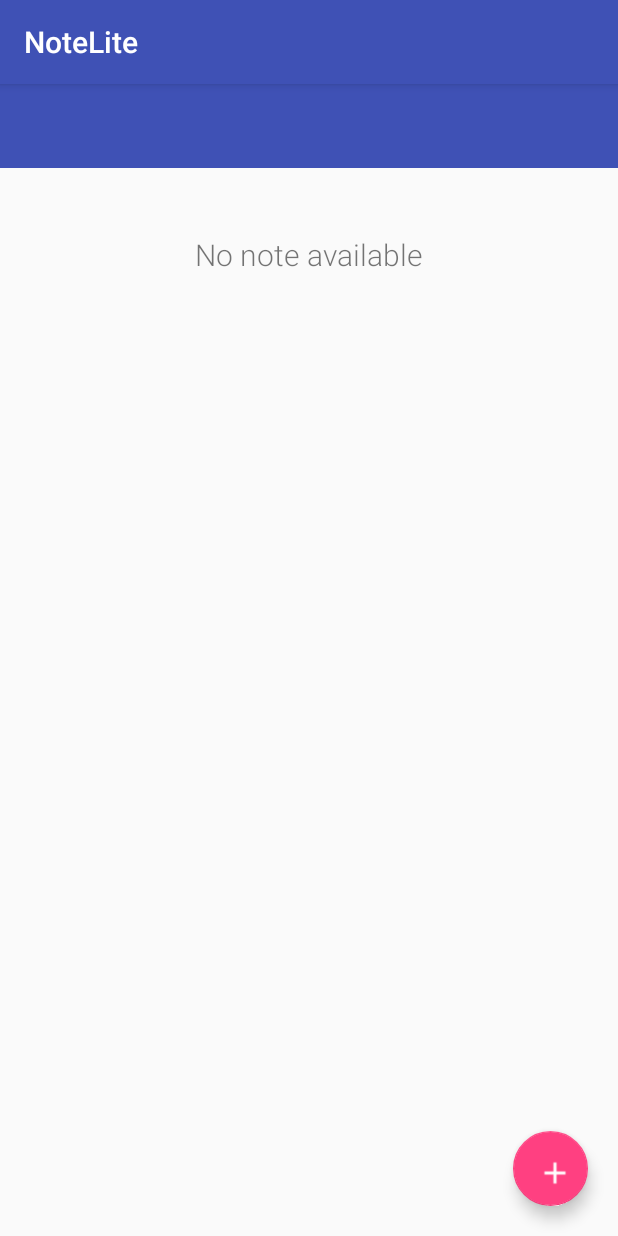
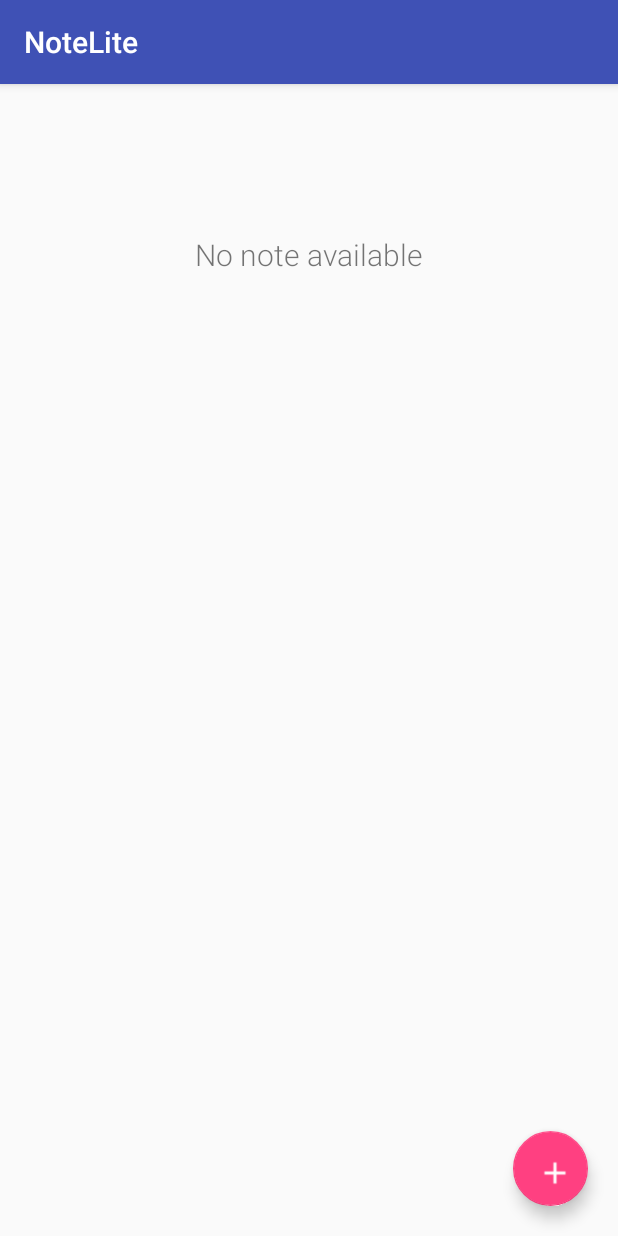
Before and after one commit to sphinx1991/NoteLite, an Android app: the screen it shows after launch (MainActivity), on a phone screen of 412 x 824 dp. Run offline under Robolectric (Android 15) with nearby library versions, the phone set to English and light mode, and no system bars; 2 statements that could not run were skipped.

```diff
--- a/app/src/main/java/com/ar/sphinx/notelite/MainActivity.java
+++ b/app/src/main/java/com/ar/sphinx/notelite/MainActivity.java
@@ -1,13 +1,56 @@
 package com.ar.sphinx.notelite;
 
+import android.support.design.widget.FloatingActionButton;
 import android.support.v7.app.AppCompatActivity;
 import android.os.Bundle;
+import android.support.v7.widget.LinearLayoutManager;
+import android.support.v7.widget.RecyclerView;
+
+import com.ar.sphinx.notelite.db.DatabaseHelper;
+import com.ar.sphinx.notelite.db.model.Note;
+import com.ar.sphinx.notelite.utils.NotesAdapter;
+
+import java.util.ArrayList;
+import java.util.List;
 
 public class MainActivity extends AppCompatActivity {
+
+	private RecyclerView recyclerView;
+	private FloatingActionButton fab;
+	private DatabaseHelper db;
+	private List<Note> noteList = new ArrayList<>();
+	private NotesAdapter notesAdapter;
 
 	@Override
 	protected void onCreate(Bundle savedInstanceState) {
 		super.onCreate(savedInstanceState);
 		setContentView(R.layout.activity_main);
+
+		recyclerView = findViewById(R.id.recycler_view);
+		fab = findViewById(R.id.fab);
+		db = new DatabaseHelper(this);
+		noteList.addAll(db.getAllNotes());
+		notesAdapter = new NotesAdapter(this,noteList);
+		RecyclerView.LayoutManager layoutManager = new LinearLayoutManager(this);
+		recyclerView.setLayoutManager(layoutManager);
+		recyclerView.setAdapter(notesAdapter);
+
+	}
+
+	public void createNote(String note){
+		long id = db.insertNote(note);
+		Note dbNote = db.getNote(id);
+		if(dbNote!=null){
+			noteList.add(0,dbNote);
+			notesAdapter.notifyDataSetChanged();
+		}
+	}
+
+	public void updateNote(String note,int pos){
+
+	}
+
+	public void deleteNote(int position){
+
 	}
 }
--- a/app/src/main/res/layout/activity_main.xml
+++ b/app/src/main/res/layout/activity_main.xml
@@ -6,12 +6,6 @@
     android:layout_width="match_parent"
     android:layout_height="match_parent"
     tools:context=".MainActivity">
-
-        <android.support.v7.widget.Toolbar
-            android:id="@+id/toolbar"
-            android:layout_width="match_parent"
-            android:layout_height="?attr/actionBarSize"
-            android:background="?attr/colorPrimary" />
 
     <include layout="@layout/content_main" />
 
--- a/app/src/main/res/layout/content_main.xml
+++ b/app/src/main/res/layout/content_main.xml
@@ -7,7 +7,6 @@
 
     <android.support.v7.widget.RecyclerView
         android:id="@+id/recycler_view"
-        android:layout_marginTop="60dp"
         android:padding="10dp"
         android:layout_width="match_parent"
         android:layout_height="wrap_content" />
--- a/build.gradle
+++ b/build.gradle
@@ -7,7 +7,7 @@ buildscript {
         jcenter()
     }
     dependencies {
-        classpath 'com.android.tools.build:gradle:3.1.0'
+        classpath 'com.android.tools.build:gradle:3.1.2'
 
 
         // NOTE: Do not place your application dependencies here; they belong
```
